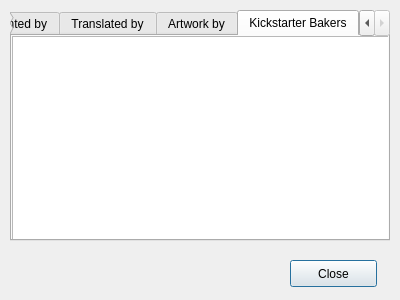
This is src/windows/ui/credits.ui in OpenShot/openshot-qt as Qt 5 draws it before an edit. The edited form follows.
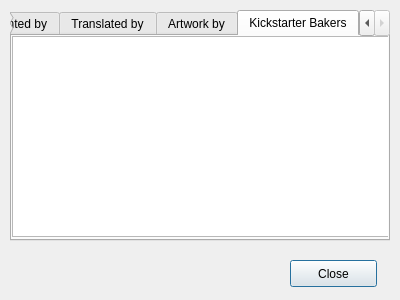
This is the edited form. The open tabs and pages were chosen to show the change. Icons and pictures are not drawn.

Commit message: Began to finish/populate the About screen.

Diff of the .ui file:
```diff
--- a/src/windows/ui/credits.ui
+++ b/src/windows/ui/credits.ui
@@ -96,13 +96,13 @@
     <attribute name="title">
      <string>Kickstarter Bakers</string>
     </attribute>
-    <widget class="QListView" name="listView">
+    <widget class="QTextBrowser" name="textBrowserkickstarter">
      <property name="geometry">
       <rect>
        <x>0</x>
        <y>0</y>
        <width>381</width>
-       <height>211</height>
+       <height>201</height>
       </rect>
      </property>
     </widget>
```
Left out of the diff: 8 changed lines with no effect on the pictures. The commit also changes 3 other files.
